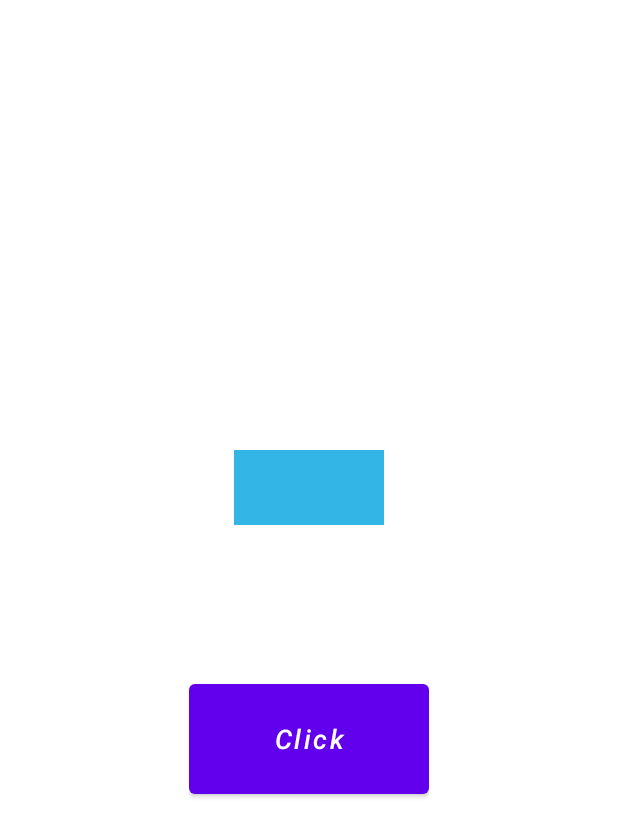
After one commit to mrtsv9/Homeworks, an Android app: the layout activity_main7.xml on its own in the app's theme, with its tools: preview values and no code run, on a phone screen of 412 x 824 dp. The commit adds this screen. Shown: the top 837 px of the screen. Run offline under Robolectric (Android 15) with nearby library versions, the light colour scheme and no system bars.

Commit message:
lessons 1-7

```diff
--- a/app/build.gradle
+++ b/app/build.gradle
@@ -30,6 +30,10 @@ android {
     kotlinOptions {
         jvmTarget = '1.8'
     }
+
+    buildFeatures {
+        viewBinding true
+    }
 }
 
 dependencies {
--- /dev/null
+++ b/app/src/main/res/layout/activity_main7.xml
@@ -0,0 +1,51 @@
+<?xml version="1.0" encoding="utf-8"?>
+<LinearLayout
+    xmlns:android="http://schemas.android.com/apk/res/android"
+    android:layout_width="wrap_content"
+    android:layout_height="match_parent"
+    android:orientation="vertical"
+    android:layout_gravity="center">
+    <TextView
+        android:id="@+id/justTimer"
+        android:layout_width="100dp"
+        android:layout_gravity="center"
+        android:layout_marginTop="300dp"
+        android:background="@android:color/holo_blue_light"
+        android:textSize="28sp"
+        android:gravity="center"
+        android:visibility="visible"
+        android:layout_height="50dp"/>
+
+    <EditText
+        android:id="@+id/login"
+        android:layout_marginTop="300dp"
+        android:layout_width="300dp"
+        android:layout_height="30dp"
+        android:background="@color/teal_700"
+        android:text="@string/login"
+        android:textStyle="bold"
+        android:gravity="center"
+        android:visibility="gone"
+        />
+    <EditText
+        android:id="@+id/password"
+        android:layout_width="300dp"
+        android:layout_height="30dp"
+        android:background="@color/teal_700"
+        android:layout_marginTop="20dp"
+        android:text="@string/password"
+        android:textStyle="bold"
+        android:gravity="center"
+        android:visibility="gone"
+        />
+    <Button
+        android:id="@+id/justButton"
+        android:layout_width="160dp"
+        android:layout_height="85dp"
+        android:layout_gravity="center"
+        android:layout_marginTop="100dp"
+        android:text="@string/click"
+        android:textAllCaps="false"
+        android:textSize="18sp"
+        android:textStyle="italic" />
+</LinearLayout>
--- a/app/src/main/res/values/strings.xml
+++ b/app/src/main/res/values/strings.xml
@@ -1,3 +1,7 @@
 <resources>
     <string name="app_name">AndroidHomeworks</string>
+    <string name="click">Click</string>
+    <string name="login">Введите логин</string>
+    <string name="password">Введите пароль</string>
+    <string name="enter">Войти</string>
 </resources>
```
Also changed, not shown: app/src/main/AndroidManifest.xml (+8 -0 lines), app/src/main/java/com/example/homeworks/homework7/Main.kt (added, +55 -0 lines), app/src/main/java/com/example/homeworks/homework7/SecondActivity.kt (added, +30 -0 lines), app/src/main/res/layout/activity_second.xml (added, +29 -0 lines).
